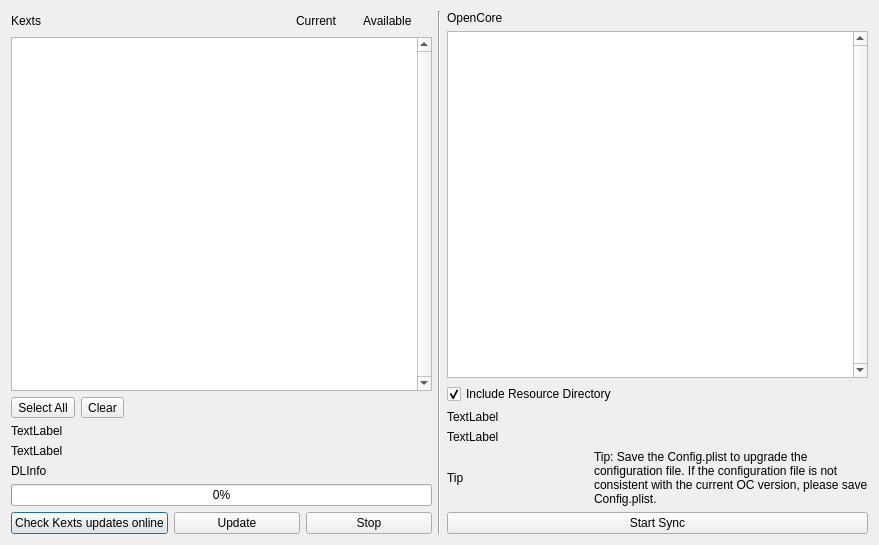
The window that syncocdialog.ui (ic005k/OCAuxiliaryTools) describes before a commit, drawn with Qt 5.
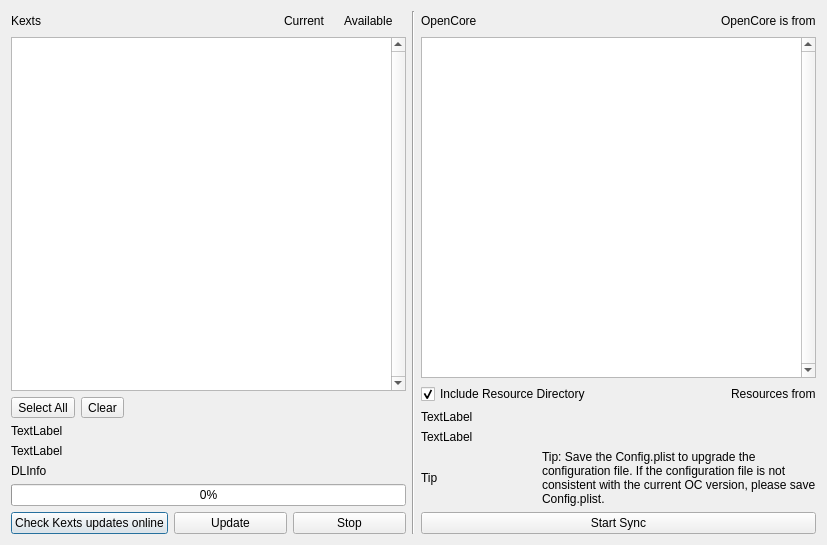
The same window after the commit.

```diff
--- a/syncocdialog.ui
+++ b/syncocdialog.ui
@@ -6,14 +6,14 @@
    <rect>
     <x>0</x>
     <y>0</y>
-    <width>879</width>
+    <width>827</width>
     <height>545</height>
    </rect>
   </property>
   <property name="windowTitle">
    <string>Sync OC</string>
   </property>
-  <layout class="QGridLayout" name="gridLayout_6">
+  <layout class="QGridLayout" name="gridLayout_8">
    <item row="0" column="0">
     <layout class="QGridLayout" name="gridLayout_11">
      <item row="4" column="0">
@@ -155,7 +155,7 @@
        <item row="0" column="3">
         <widget class="QLabel" name="label_5">
          <property name="text">
-          <string>    </string>
+          <string/>
          </property>
         </widget>
        </item>
@@ -196,7 +196,7 @@
        <item row="0" column="5">
         <widget class="QLabel" name="label_6">
          <property name="text">
-          <string>    </string>
+          <string/>
          </property>
         </widget>
        </item>
@@ -213,10 +213,17 @@
    </item>
    <item row="0" column="2">
     <layout class="QGridLayout" name="gridLayout_4">
-     <item row="0" column="0">
-      <widget class="QLabel" name="lblTarget">
+     <item row="3" column="0">
+      <widget class="QLabel" name="lblTargetLastModi_2">
        <property name="text">
-        <string>OpenCore</string>
+        <string>TextLabel</string>
+       </property>
+      </widget>
+     </item>
+     <item row="6" column="0">
+      <widget class="QPushButton" name="btnStartSync">
+       <property name="text">
+        <string>Start Sync</string>
        </property>
       </widget>
      </item>
@@ -248,13 +255,6 @@
        </item>
       </layout>
      </item>
-     <item row="3" column="0">
-      <widget class="QLabel" name="lblTargetLastModi_2">
-       <property name="text">
-        <string>TextLabel</string>
-       </property>
-      </widget>
-     </item>
      <item row="1" column="0">
       <widget class="QListWidget" name="listTarget">
        <property name="minimumSize">
@@ -277,7 +277,43 @@
        </property>
       </widget>
      </item>
+     <item row="0" column="0">
+      <layout class="QGridLayout" name="gridLayout_6">
+       <item row="0" column="2">
+        <widget class="QLabel" name="lblOCFrom">
+         <property name="text">
+          <string>OpenCore is from</string>
+         </property>
+         <property name="openExternalLinks">
+          <bool>true</bool>
+         </property>
+        </widget>
+       </item>
+       <item row="0" column="0">
+        <widget class="QLabel" name="lblTarget">
+         <property name="text">
+          <string>OpenCore</string>
+         </property>
+        </widget>
+       </item>
+       <item row="0" column="1">
+        <spacer name="horizontalSpacer_4">
+         <property name="orientation">
+          <enum>Qt::Horizontal</enum>
+         </property>
+         <property name="sizeHint" stdset="0">
+          <size>
+           <width>40</width>
+           <height>20</height>
+          </size>
+         </property>
+        </spacer>
+       </item>
+      </layout>
+     </item>
      <item row="2" column="0">
+      <layout class="QGridLayout" name="gridLayout_7">
+       <item row="0" column="0">
       <widget class="QCheckBox" name="chkIncludeResource">
        <property name="text">
         <string>Include Resource Directory</string>
@@ -287,12 +323,30 @@
        </property>
       </widget>
      </item>
-     <item row="6" column="0">
-      <widget class="QPushButton" name="btnStartSync">
+       <item row="0" column="2">
+        <widget class="QLabel" name="lblResourcesFrom">
        <property name="text">
-        <string>Start Sync</string>
-       </property>
-      </widget>
+          <string>Resources from</string>
+         </property>
+         <property name="openExternalLinks">
+          <bool>true</bool>
+         </property>
+        </widget>
+       </item>
+       <item row="0" column="1">
+        <spacer name="horizontalSpacer_3">
+         <property name="orientation">
+          <enum>Qt::Horizontal</enum>
+         </property>
+         <property name="sizeHint" stdset="0">
+          <size>
+           <width>40</width>
+           <height>20</height>
+          </size>
+         </property>
+        </spacer>
+       </item>
+      </layout>
      </item>
     </layout>
    </item>
```
Lines whose indentation alone changed are shown as unchanged.
